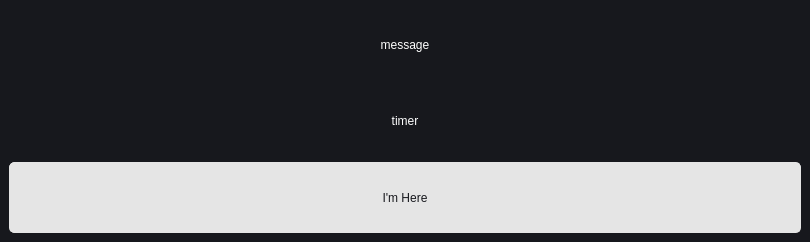
Before: the Qt Designer form pop_up.ui in MarwanMagdy0/Task-Time-Tracker, drawn with Qt 5.
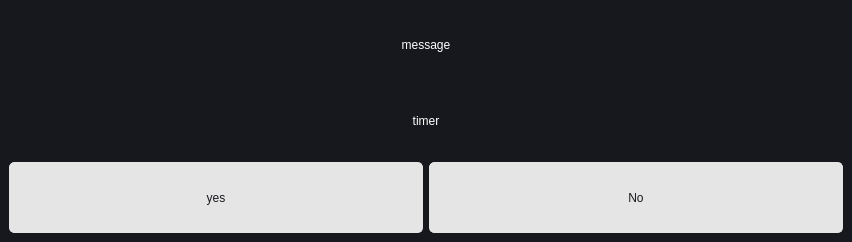
After: the same form once the commit is applied.

Commit message: adding the yes and no buttons

The edit to the form file:
```diff
--- a/pop_up.ui
+++ b/pop_up.ui
@@ -6,7 +6,7 @@
    <rect>
     <x>0</x>
     <y>0</y>
-    <width>810</width>
+    <width>852</width>
     <height>242</height>
    </rect>
   </property>
@@ -72,7 +72,9 @@
      </widget>
     </item>
     <item>
-     <widget class="QPushButton" name="submit">
+     <layout class="QHBoxLayout" name="horizontalLayout">
+      <item>
+       <widget class="QPushButton" name="yes_button">
       <property name="sizePolicy">
        <sizepolicy hsizetype="Minimum" vsizetype="Ignored">
         <horstretch>0</horstretch>
@@ -80,9 +82,24 @@
        </sizepolicy>
       </property>
       <property name="text">
-       <string>I'm Here</string>
-      </property>
-     </widget>
+         <string>yes</string>
+        </property>
+       </widget>
+      </item>
+      <item>
+       <widget class="QPushButton" name="no_button">
+        <property name="sizePolicy">
+         <sizepolicy hsizetype="Minimum" vsizetype="Ignored">
+          <horstretch>0</horstretch>
+          <verstretch>0</verstretch>
+         </sizepolicy>
+        </property>
+        <property name="text">
+         <string>No</string>
+        </property>
+       </widget>
+      </item>
+     </layout>
     </item>
    </layout>
   </widget>
```
Lines whose indentation alone changed are shown as unchanged. The commit also changes 2 other files.
